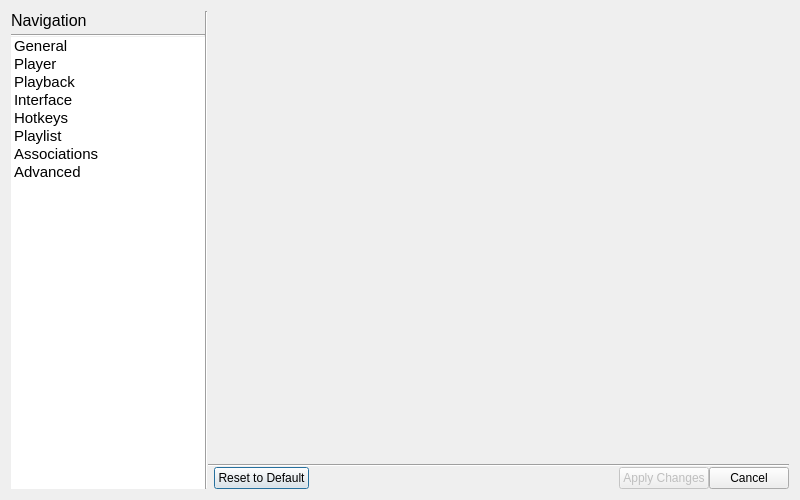
The window that src/forms/SettingsWindow.ui (Hale-Software/Vura) describes before a commit, drawn with Qt 5.
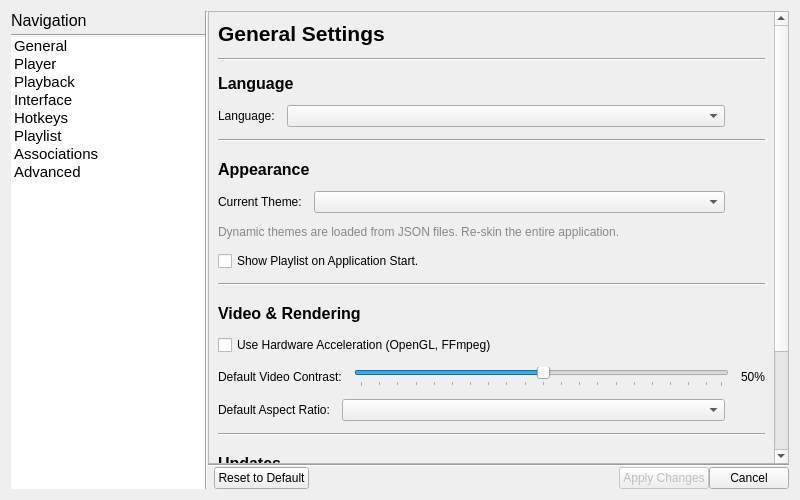
The same window after the commit. Icons and pictures are not drawn.

```diff
--- a/src/forms/SettingsWindow.ui
+++ b/src/forms/SettingsWindow.ui
@@ -215,7 +215,505 @@
     <layout class="QVBoxLayout" name="verticalLayout_2">
      <item>
       <widget class="QStackedWidget" name="settingsViewArea">
-       <widget class="QWidget" name="generalPage"/>
+       <property name="currentIndex">
+        <number>0</number>
+       </property>
+       <widget class="QWidget" name="generalPage">
+        <layout class="QVBoxLayout" name="verticalLayout_3">
+         <property name="spacing">
+          <number>0</number>
+         </property>
+         <property name="leftMargin">
+          <number>0</number>
+         </property>
+         <property name="topMargin">
+          <number>0</number>
+         </property>
+         <property name="rightMargin">
+          <number>0</number>
+         </property>
+         <property name="bottomMargin">
+          <number>0</number>
+         </property>
+         <item>
+          <widget class="QScrollArea" name="scrollArea">
+           <property name="widgetResizable">
+            <bool>true</bool>
+           </property>
+           <widget class="QWidget" name="scrollAreaWidgetContents_2">
+            <property name="geometry">
+             <rect>
+              <x>0</x>
+              <y>0</y>
+              <width>566</width>
+              <height>709</height>
+             </rect>
+            </property>
+            <layout class="QVBoxLayout" name="verticalLayout_4">
+             <property name="spacing">
+              <number>12</number>
+             </property>
+             <property name="bottomMargin">
+              <number>25</number>
+             </property>
+             <item>
+              <widget class="QLabel" name="label_2">
+               <property name="font">
+                <font>
+                 <pointsize>16</pointsize>
+                 <bold>true</bold>
+                </font>
+               </property>
+               <property name="text">
+                <string>General Settings</string>
+               </property>
+              </widget>
+             </item>
+             <item>
+              <widget class="Line" name="line_4">
+               <property name="orientation">
+                <enum>Qt::Orientation::Horizontal</enum>
+               </property>
+              </widget>
+             </item>
+             <item>
+              <spacer name="verticalSpacer_6">
+               <property name="orientation">
+                <enum>Qt::Orientation::Vertical</enum>
+               </property>
+               <property name="sizeType">
+                <enum>QSizePolicy::Policy::Fixed</enum>
+               </property>
+               <property name="sizeHint" stdset="0">
+                <size>
+                 <width>20</width>
+                 <height>1</height>
+                </size>
+               </property>
+              </spacer>
+             </item>
+             <item>
+              <widget class="QLabel" name="label_14">
+               <property name="font">
+                <font>
+                 <pointsize>12</pointsize>
+                 <bold>true</bold>
+                </font>
+               </property>
+               <property name="text">
+                <string>Language</string>
+               </property>
+              </widget>
+             </item>
+             <item>
+              <layout class="QHBoxLayout" name="horizontalLayout_8">
+               <property name="spacing">
+                <number>12</number>
+               </property>
+               <property name="bottomMargin">
+                <number>0</number>
+               </property>
+               <item>
+                <widget class="QLabel" name="label_15">
+                 <property name="sizePolicy">
+                  <sizepolicy hsizetype="Maximum" vsizetype="Preferred">
+                   <horstretch>0</horstretch>
+                   <verstretch>0</verstretch>
+                  </sizepolicy>
+                 </property>
+                 <property name="text">
+                  <string>Language:</string>
+                 </property>
+                </widget>
+               </item>
+               <item>
+                <widget class="QComboBox" name="comboBox_4">
+                 <property name="sizePolicy">
+                  <sizepolicy hsizetype="Preferred" vsizetype="Fixed">
+                   <horstretch>0</horstretch>
+                   <verstretch>0</verstretch>
+                  </sizepolicy>
+                 </property>
+                </widget>
+               </item>
+               <item>
+                <spacer name="horizontalSpacer_6">
+                 <property name="orientation">
+                  <enum>Qt::Orientation::Horizontal</enum>
+                 </property>
+                 <property name="sizeType">
+                  <enum>QSizePolicy::Policy::Ignored</enum>
+                 </property>
+                 <property name="sizeHint" stdset="0">
+                  <size>
+                   <width>40</width>
+                   <height>20</height>
+                  </size>
+                 </property>
+                </spacer>
+               </item>
+              </layout>
+             </item>
+             <item>
+              <widget class="Line" name="line_8">
+               <property name="orientation">
+                <enum>Qt::Orientation::Horizontal</enum>
+               </property>
+              </widget>
+             </item>
+             <item>
+              <spacer name="verticalSpacer_3">
+               <property name="orientation">
+                <enum>Qt::Orientation::Vertical</enum>
+               </property>
+               <property name="sizeType">
+                <enum>QSizePolicy::Policy::Fixed</enum>
+               </property>
+               <property name="sizeHint" stdset="0">
+                <size>
+                 <width>20</width>
+                 <height>6</height>
+                </size>
+               </property>
+              </spacer>
+             </item>
+             <item>
+              <widget class="QLabel" name="label_3">
+               <property name="font">
+                <font>
+                 <pointsize>12</pointsize>
+                 <bold>true</bold>
+                </font>
+               </property>
+               <property name="text">
+                <string>Appearance</string>
+               </property>
+              </widget>
+             </item>
+             <item>
+              <layout class="QHBoxLayout" name="horizontalLayout_3">
+               <item>
+                <widget class="QLabel" name="label_4">
+                 <property name="sizePolicy">
+                  <sizepolicy hsizetype="Maximum" vsizetype="Preferred">
+                   <horstretch>0</horstretch>
+                   <verstretch>0</verstretch>
+                  </sizepolicy>
+                 </property>
+                 <property name="text">
+                  <string>Current Theme:</string>
+                 </property>
+                </widget>
+               </item>
+               <item>
+                <widget class="QComboBox" name="comboBox"/>
+               </item>
+               <item>
+                <spacer name="horizontalSpacer_2">
+                 <property name="orientation">
+                  <enum>Qt::Orientation::Horizontal</enum>
+                 </property>
+                 <property name="sizeType">
+                  <enum>QSizePolicy::Policy::Ignored</enum>
+                 </property>
+                 <property name="sizeHint" stdset="0">
+                  <size>
+                   <width>40</width>
+                   <height>20</height>
+                  </size>
+                 </property>
+                </spacer>
+               </item>
+              </layout>
+             </item>
+             <item>
+              <widget class="QLabel" name="label_5">
+               <property name="styleSheet">
+                <string notr="true">color: rgb(135, 135, 135);</string>
+               </property>
+               <property name="text">
+                <string>Dynamic themes are loaded from JSON files. Re-skin the entire application.</string>
+               </property>
+              </widget>
+             </item>
+             <item>
+              <widget class="QCheckBox" name="checkBox_5">
+               <property name="text">
+                <string>Show Playlist on Application Start.</string>
+               </property>
+              </widget>
+             </item>
+             <item>
+              <widget class="Line" name="line_5">
+               <property name="orientation">
+                <enum>Qt::Orientation::Horizontal</enum>
+               </property>
+              </widget>
+             </item>
+             <item>
+              <spacer name="verticalSpacer_4">
+               <property name="orientation">
+                <enum>Qt::Orientation::Vertical</enum>
+               </property>
+               <property name="sizeType">
+                <enum>QSizePolicy::Policy::Fixed</enum>
+               </property>
+               <property name="sizeHint" stdset="0">
+                <size>
+                 <width>20</width>
+                 <height>6</height>
+                </size>
+               </property>
+              </spacer>
+             </item>
+             <item>
+              <widget class="QLabel" name="label_6">
+               <property name="font">
+                <font>
+                 <pointsize>12</pointsize>
+                 <bold>true</bold>
+                </font>
+               </property>
+               <property name="text">
+                <string>Video &amp; Rendering</string>
+               </property>
+              </widget>
+             </item>
+             <item>
+              <widget class="QCheckBox" name="checkBox">
+               <property name="text">
+                <string>Use Hardware Acceleration (OpenGL, FFmpeg)</string>
+               </property>
+              </widget>
+             </item>
+             <item>
+              <layout class="QHBoxLayout" name="horizontalLayout_4">
+               <property name="spacing">
+                <number>12</number>
+               </property>
+               <item>
+                <widget class="QLabel" name="label_7">
+                 <property name="text">
+                  <string>Default Video Contrast:</string>
+                 </property>
+                </widget>
+               </item>
+               <item>
+                <widget class="QSlider" name="horizontalSlider">
+                 <property name="value">
+                  <number>50</number>
+                 </property>
+                 <property name="orientation">
+                  <enum>Qt::Orientation::Horizontal</enum>
+                 </property>
+                 <property name="tickPosition">
+                  <enum>QSlider::TickPosition::TicksBelow</enum>
+                 </property>
+                 <property name="tickInterval">
+                  <number>5</number>
+                 </property>
+                </widget>
+               </item>
+               <item>
+                <widget class="QLabel" name="label_8">
+                 <property name="text">
+                  <string>50%</string>
+                 </property>
+                </widget>
+               </item>
+              </layout>
+             </item>
+             <item>
+              <layout class="QHBoxLayout" name="horizontalLayout_5">
+               <item>
+                <widget class="QLabel" name="label_9">
+                 <property name="sizePolicy">
+                  <sizepolicy hsizetype="Maximum" vsizetype="Preferred">
+                   <horstretch>0</horstretch>
+                   <verstretch>0</verstretch>
+                  </sizepolicy>
+                 </property>
+                 <property name="text">
+                  <string>Default Aspect Ratio:</string>
+                 </property>
+                </widget>
+               </item>
+               <item>
+                <widget class="QComboBox" name="comboBox_2"/>
+               </item>
+               <item>
+                <spacer name="horizontalSpacer_3">
+                 <property name="orientation">
+                  <enum>Qt::Orientation::Horizontal</enum>
+                 </property>
+                 <property name="sizeType">
+                  <enum>QSizePolicy::Policy::Ignored</enum>
+                 </property>
+                 <property name="sizeHint" stdset="0">
+                  <size>
+                   <width>40</width>
+                   <height>20</height>
+                  </size>
+                 </property>
+                </spacer>
+               </item>
+              </layout>
+             </item>
+             <item>
+              <widget class="Line" name="line_6">
+               <property name="orientation">
+                <enum>Qt::Orientation::Horizontal</enum>
+               </property>
+              </widget>
+             </item>
+             <item>
+              <spacer name="verticalSpacer_5">
+               <property name="orientation">
+                <enum>Qt::Orientation::Vertical</enum>
+               </property>
+               <property name="sizeType">
+                <enum>QSizePolicy::Policy::Fixed</enum>
+               </property>
+               <property name="sizeHint" stdset="0">
+                <size>
+                 <width>20</width>
+                 <height>6</height>
+                </size>
+               </property>
+              </spacer>
+             </item>
+             <item>
+              <widget class="QLabel" name="label_10">
+               <property name="font">
+                <font>
+                 <pointsize>12</pointsize>
+                 <bold>true</bold>
+                </font>
+               </property>
+               <property name="text">
+                <string>Updates</string>
+               </property>
+              </widget>
+             </item>
+             <item>
+              <layout class="QHBoxLayout" name="horizontalLayout_6">
+               <property name="spacing">
+                <number>12</number>
+               </property>
+               <item>
+                <widget class="QPushButton" name="pushButton">
+                 <property name="sizePolicy">
+                  <sizepolicy hsizetype="MinimumExpanding" vsizetype="Fixed">
+                   <horstretch>0</horstretch>
+                   <verstretch>0</verstretch>
+                  </sizepolicy>
+                 </property>
+                 <property name="text">
+                  <string>Check for Updates</string>
+                 </property>
+                </widget>
+               </item>
+               <item>
+                <widget class="QLabel" name="label_11">
+                 <property name="styleSheet">
+                  <string notr="true">color: rgb(135, 135, 135);</string>
+                 </property>
+                 <property name="text">
+                  <string>Current Version: 0.0.0 (Build 0)</string>
+                 </property>
+                </widget>
+               </item>
+               <item>
+                <spacer name="horizontalSpacer_4">
+                 <property name="orientation">
+                  <enum>Qt::Orientation::Horizontal</enum>
+                 </property>
+                 <property name="sizeHint" stdset="0">
+                  <size>
+                   <width>40</width>
+                   <height>20</height>
+                  </size>
+                 </property>
+                </spacer>
+               </item>
+              </layout>
+             </item>
+             <item>
+              <widget class="QCheckBox" name="checkBox_2">
+               <property name="text">
+                <string>Enable Automatic Updates</string>
+               </property>
+              </widget>
+             </item>
+             <item>
+              <layout class="QHBoxLayout" name="horizontalLayout_7">
+               <property name="spacing">
+                <number>12</number>
+               </property>
+               <item>
+                <widget class="QLabel" name="label_12">
+                 <property name="sizePolicy">
+                  <sizepolicy hsizetype="Maximum" vsizetype="Preferred">
+                   <horstretch>0</horstretch>
+                   <verstretch>0</verstretch>
+                  </sizepolicy>
+                 </property>
+                 <property name="text">
+                  <string>Update Branch:</string>
+                 </property>
+                </widget>
+               </item>
+               <item>
+                <widget class="QComboBox" name="comboBox_3">
+                 <item>
+                  <property name="text">
+                   <string>Stable (Default)</string>
+                  </property>
+                 </item>
+                 <item>
+                  <property name="text">
+                   <string>Beta</string>
+                  </property>
+                 </item>
+                </widget>
+               </item>
+               <item>
+                <spacer name="horizontalSpacer_5">
+                 <property name="orientation">
+                  <enum>Qt::Orientation::Horizontal</enum>
+                 </property>
+                 <property name="sizeType">
+                  <enum>QSizePolicy::Policy::Ignored</enum>
+                 </property>
+                 <property name="sizeHint" stdset="0">
+                  <size>
+                   <width>40</width>
+                   <height>20</height>
+                  </size>
+                 </property>
+                </spacer>
+               </item>
+              </layout>
+             </item>
+             <item>
+              <spacer name="verticalSpacer_2">
+               <property name="orientation">
+                <enum>Qt::Orientation::Vertical</enum>
+               </property>
+               <property name="sizeHint" stdset="0">
+                <size>
+                 <width>20</width>
+                 <height>40</height>
+                </size>
+               </property>
+              </spacer>
+             </item>
+            </layout>
+           </widget>
+          </widget>
+         </item>
+        </layout>
+       </widget>
        <widget class="QWidget" name="playbackPage"/>
        <widget class="QWidget" name="interfacePage"/>
        <widget class="QWidget" name="hotkeysPage"/>
```
Left out of the diff: 408 changed lines with no effect on the pictures.
